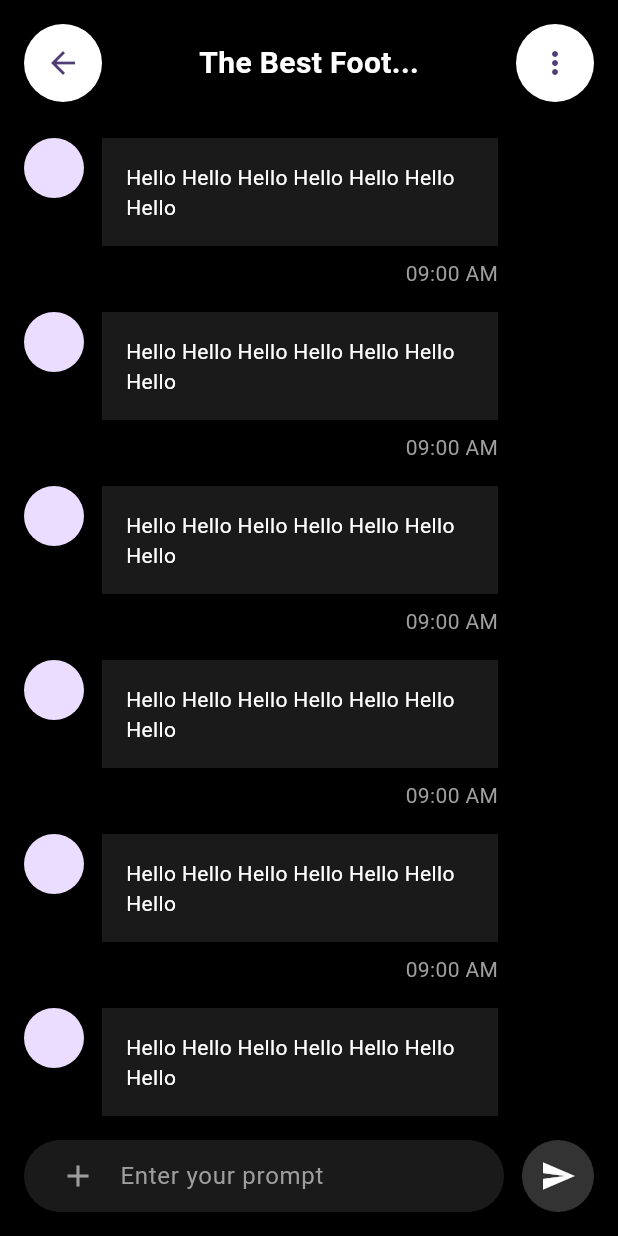
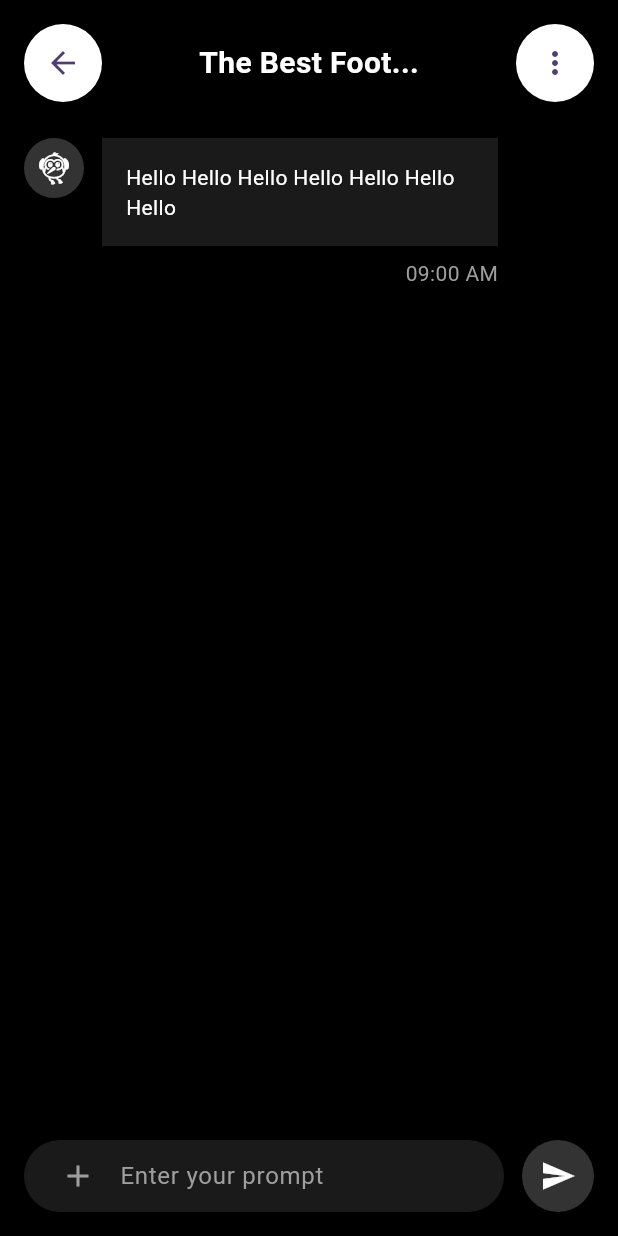
Before and after one commit to JAICHANGPARK/flutter_notebook_chapter_36, a Flutter app: the ChatBotChatPage screen opened directly, on a phone screen of 412 x 824 dp. Run offline on Flutter 3.47's test engine with Material 3 defaults, Android fonts, the phone set to English and light mode, and no system bars; our stand-ins replace gap.

Commit message:
Update chat_bot_chat_page.dart

```diff
--- a/lib/ep1831_chat_bot_app/views/chat_bot_chat_page.dart
+++ b/lib/ep1831_chat_bot_app/views/chat_bot_chat_page.dart
@@ -1,5 +1,6 @@
 import 'package:flutter/cupertino.dart';
 import 'package:flutter/material.dart';
+import 'package:flutter_notebook_chapter_36/ep1831_chat_bot_app/model/chat_bot_model.dart';
 import 'package:gap/gap.dart';
 
 class ChatBotChatPage extends StatefulWidget {
@@ -10,6 +11,13 @@ class ChatBotChatPage extends StatefulWidget {
 }
 
 class _ChatBotChatPageState extends State<ChatBotChatPage> {
+  List<ChatModel> chats = [
+    ChatModel(
+      chatType: ChatType.system,
+      text: "What can i do for you?",
+    )
+  ];
+
   @override
   Widget build(BuildContext context) {
     return Scaffold(
@@ -25,7 +33,7 @@ class _ChatBotChatPageState extends State<ChatBotChatPage> {
                     radius: 26,
                     backgroundColor: Colors.white,
                     child: IconButton(
-                      icon: Icon(
+                      icon: const Icon(
                         Icons.arrow_back,
                       ),
                       onPressed: () {
@@ -33,7 +41,7 @@ class _ChatBotChatPageState extends State<ChatBotChatPage> {
                       },
                     ),
                   ),
-                  Expanded(
+                  const Expanded(
                     child: Center(
                       child: Text(
                         "The Best Foot...",
@@ -45,7 +53,7 @@ class _ChatBotChatPageState extends State<ChatBotChatPage> {
                       ),
                     ),
                   ),
-                  CircleAvatar(
+                  const CircleAvatar(
                     radius: 26,
                     backgroundColor: Colors.white,
                     child: Icon(
@@ -54,33 +62,40 @@ class _ChatBotChatPageState extends State<ChatBotChatPage> {
                   ),
                 ],
               ),
-              Gap(24),
+              const Gap(24),
               Expanded(
                 child: ListView.builder(
+                  itemCount: chats.length,
                   itemBuilder: (context, index) {
+                    final chat = chats[index];
                     return Padding(
                       padding: const EdgeInsets.only(bottom: 16),
                       child: Row(
                         crossAxisAlignment: CrossAxisAlignment.start,
                         children: [
-                          CircleAvatar(),
-                          Gap(12),
+                          CircleAvatar(
+                            radius: 20,
+                            backgroundColor: Colors.white.withOpacity(.2),
+                            child: Icon(Icons.flutter_dash),
+                            foregroundColor: Colors.white,
+                          ),
+                          const Gap(12),
                           Expanded(
                             child: Column(
                               crossAxisAlignment: CrossAxisAlignment.end,
                               children: [
                                 Container(
-                                  padding: EdgeInsets.all(16),
+                                  padding: const EdgeInsets.all(16),
                                   decoration: BoxDecoration(
                                     color: Colors.white.withOpacity(.1),
                                   ),
-                                  child: Text(
+                                  child: const Text(
                                     "Hello Hello Hello Hello Hello Hello Hello ",
                                     style: TextStyle(color: Colors.white),
                                   ),
                                 ),
-                                Gap(8),
-                                Text(
+                                const Gap(8),
+                                const Text(
                                   "09:00 AM",
                                   style: TextStyle(
                                     color: Colors.grey,
@@ -89,7 +104,7 @@ class _ChatBotChatPageState extends State<ChatBotChatPage> {
                               ],
                             ),
                           ),
-                          SizedBox(
+                          const SizedBox(
                             width: 64,
                           )
                         ],
@@ -98,7 +113,7 @@ class _ChatBotChatPageState extends State<ChatBotChatPage> {
                   },
                 ),
               ),
-              Gap(16),
+              const Gap(16),
               Row(
                 children: [
                   Expanded(
@@ -107,8 +122,8 @@ class _ChatBotChatPageState extends State<ChatBotChatPage> {
                         color: Colors.white.withOpacity(.1),
                         borderRadius: BorderRadius.circular(24),
                       ),
-                      padding: EdgeInsets.symmetric(horizontal: 24),
-                      child: TextField(
+                      padding: const EdgeInsets.symmetric(horizontal: 24),
+                      child: const TextField(
                         decoration: InputDecoration(
                           icon: Icon(Icons.add),
                           iconColor: Colors.grey,
@@ -124,13 +139,13 @@ class _ChatBotChatPageState extends State<ChatBotChatPage> {
                       ),
                     ),
                   ),
-                  Gap(12),
+                  const Gap(12),
                   CircleAvatar(
                     radius: 24,
                     backgroundColor: Colors.white.withOpacity(.2),
                     foregroundColor: Colors.white,
                     child: IconButton(
-                      icon: Icon(Icons.send),
+                      icon: const Icon(Icons.send),
                       onPressed: () {},
                     ),
                   ),
```
